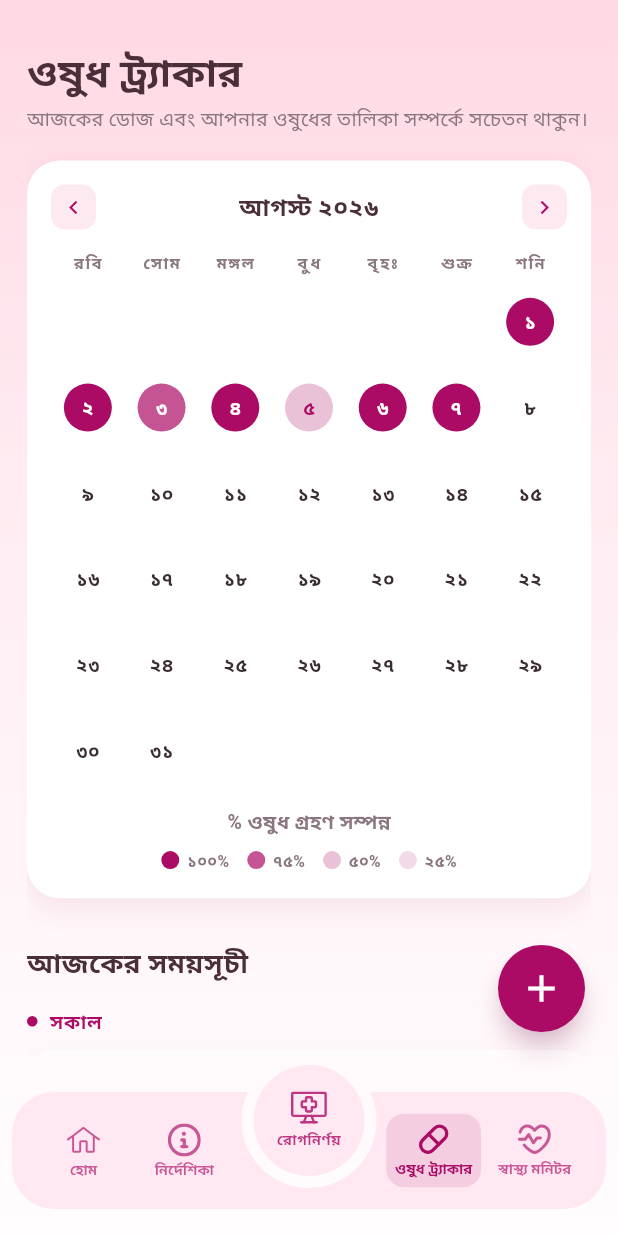
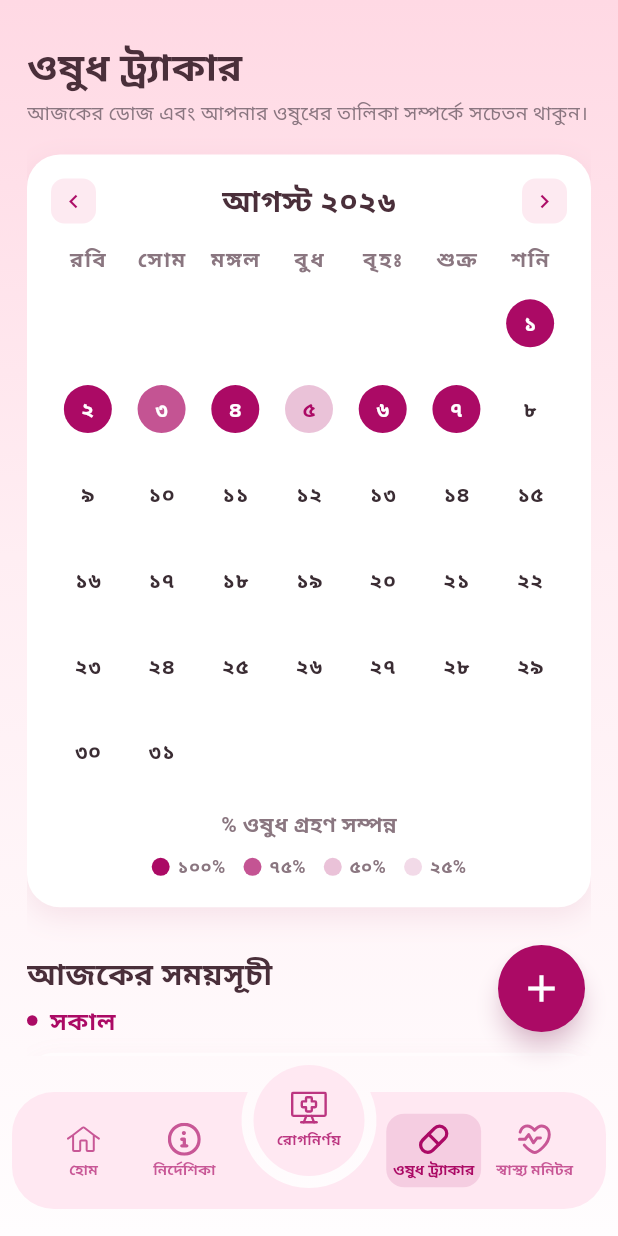
Before and after one commit to apt-install-alvi/Cradle, a Flutter app: the MedicationTrackerPage screen opened by its route, on a phone screen of 412 x 824 dp. Run offline on Flutter 3.47's test engine with Material 3 defaults, Android fonts, the phone set to English and light mode, and no system bars; our stand-ins replace flutter_svg, flutter_tts, google_fonts, image_picker, share_plus, shared_preferences; accounts and stored records are empty; Roboto replaces fonts that are missing (Gentium Book Plus).

Commit message:
Adjusted font size and padding throughout the app

```diff
--- a/frontend/cradle_app/lib/core/widgets/bottom_nav.dart
+++ b/frontend/cradle_app/lib/core/widgets/bottom_nav.dart
@@ -299,7 +299,6 @@ Widget build(BuildContext context) {
             duration: const Duration(milliseconds: 200),
             style: GoogleFonts.gentiumBookPlus(
               fontWeight: selected ? FontWeight.w800 : FontWeight.bold,
-              fontSize: 9.5,
               height: 1.1,
               color: selected
                   ? DashboardBottomNav.primaryPink
@@ -309,6 +308,7 @@ Widget build(BuildContext context) {
               label,
               textAlign: TextAlign.center,
               maxLines: 2,
+              style: GoogleFonts.gentiumBookPlus(fontSize: 10),
               overflow: TextOverflow.ellipsis,
             ),
           ),
--- a/frontend/cradle_app/lib/pages/education/widgets/article_card.dart
+++ b/frontend/cradle_app/lib/pages/education/widgets/article_card.dart
@@ -29,7 +29,7 @@ class ArticleCard extends StatelessWidget {
       elevation: 2,
       color: Colors.white,
       surfaceTintColor: Colors.transparent,
-      shadowColor: _accent.withValues(alpha: 0.1),
+      shadowColor: _accent.withValues(alpha: 0.4),
       shape: RoundedRectangleBorder(borderRadius: BorderRadius.circular(24)),
       child: InkWell(
         onTap: onTap,
--- a/frontend/cradle_app/lib/pages/medication_tracker/medication_tracker_page.dart
+++ b/frontend/cradle_app/lib/pages/medication_tracker/medication_tracker_page.dart
@@ -218,7 +218,7 @@ Future<void> _deleteMedication(Medication medication) async {
             child: Column(
               crossAxisAlignment: CrossAxisAlignment.start,
               children: [
-                const SizedBox(height: 24),
+                const SizedBox(height: 20),
                 Text(
                   isBangla ? 'ওষুধ ট্র্যাকার' : 'Medication Tracker',
                   style: AppText.headerTitle,
@@ -238,7 +238,7 @@ Future<void> _deleteMedication(Medication medication) async {
                 const SizedBox(height: 30),
                 Text(
                   isBangla ? "আজকের সময়সূচী" : "Today's Schedule",
-                  style: AppText.sectionHeading,
+                  style: AppText.sectionHeading.copyWith(fontSize: 20),
                 ),
                 if (morningDoses.isNotEmpty)
                   _DoseTimelineGroup(
@@ -261,7 +261,7 @@ Future<void> _deleteMedication(Medication medication) async {
                 const SizedBox(height: 6),
                 Text(
                   isBangla ? 'আমার ওষুধসমূহ' : 'My Medications',
-                  style: AppText.sectionHeading,
+                  style: AppText.sectionHeading.copyWith(fontSize: 20),
                 ),
                 const SizedBox(height: 12),
                 for (final med in _medications)
@@ -317,7 +317,7 @@ class _DoseTimelineGroup extends StatelessWidget {
         crossAxisAlignment: CrossAxisAlignment.start,
         children: [
           Padding(
-            padding: const EdgeInsets.only(top: 16, bottom: 10),
+            padding: const EdgeInsets.only(top: 4, bottom: 10),
             child: Row(
               children: [
                 Container(
@@ -332,7 +332,7 @@ class _DoseTimelineGroup extends StatelessWidget {
                 Text(
                   label.toUpperCase(),
                   style: TextStyle(
-                    fontSize: 12.5,
+                    fontSize: 16,
                     fontWeight: FontWeight.w800,
                     letterSpacing: 0.5,
                     color: DashboardBottomNav.primaryPink,
--- a/frontend/cradle_app/lib/pages/medication_tracker/widgets/adherence_calendar_card.dart
+++ b/frontend/cradle_app/lib/pages/medication_tracker/widgets/adherence_calendar_card.dart
@@ -116,7 +116,7 @@ class _AdherenceCalendarCardState extends State<AdherenceCalendarCard> {
               isBangla
                   ? '$monthName ${toBanglaDigits(_visibleMonth.year)}'
                   : '$monthName ${_visibleMonth.year}',
-              style: AppText.sectionHeading.copyWith(fontSize: 16),
+              style: AppText.sectionHeading.copyWith(fontSize: 20),
             ),
               _CalendarNavButton(
                 icon: Icons.chevron_right,
@@ -130,7 +130,7 @@ class _AdherenceCalendarCardState extends State<AdherenceCalendarCard> {
                 .map(
                   (d) => Expanded(
                     child: Center(
-                      child: Text(d, style: AppText.eyebrow.copyWith(fontSize: 10.5)),
+                      child: Text(d, style: AppText.eyebrow.copyWith(fontSize: 14)),
                     ),
                   ),
                 )
@@ -159,7 +159,7 @@ class _AdherenceCalendarCardState extends State<AdherenceCalendarCard> {
                 child: Text(
                     isBangla ? toBanglaDigits(day) : '$day',
                     style: TextStyle(
-                      fontSize: 12.5,
+                      fontSize: 14,
                       fontWeight: FontWeight.w700,
                       color: pct == null ? AppColors.ink : _textFor(pct),
                     ),
@@ -174,7 +174,7 @@ class _AdherenceCalendarCardState extends State<AdherenceCalendarCard> {
               Text(
                 isBangla ? '% ওষুধ গ্রহণ সম্পন্ন' : '% Medication Completed',
                 style: const TextStyle(
-                  fontSize: 13,
+                  fontSize: 14,
                   fontWeight: FontWeight.w700,
                   color: AppColors.muted,
                 ),
@@ -259,7 +259,7 @@ class _LegendItem extends StatelessWidget {
         const SizedBox(width: 5),
         Text(
           label,
-          style: const TextStyle(fontSize: 10.5, color: AppColors.muted, fontWeight: FontWeight.w600),
+          style: const TextStyle(fontSize: 12, color: AppColors.muted, fontWeight: FontWeight.w600),
         ),
       ],
     );
--- a/frontend/cradle_app/lib/pages/medication_tracker/widgets/dose_card.dart
+++ b/frontend/cradle_app/lib/pages/medication_tracker/widgets/dose_card.dart
@@ -44,6 +44,7 @@ class DoseCard extends StatelessWidget {
                     med.name,
                     style: AppText.cardLabel.copyWith(
                       decoration: taken ? TextDecoration.lineThrough : null,
+                      fontSize: 16
                     ),
                   ),
                   const SizedBox(height: 2),
@@ -51,7 +52,7 @@ class DoseCard extends StatelessWidget {
                     '${isBangla ? toBanglaDigits(med.formattedAmount) : med.formattedAmount} '
                     '${med.doseUnit} · '
                     '${isBangla ? toBanglaDigits(dose.time.format(context)) : dose.time.format(context)}',
-                    style: AppText.subtext,
+                    style: AppText.subtext.copyWith(fontSize: 14),
                   ),
                 ],
               ),
--- a/frontend/cradle_app/lib/pages/symptom_input/symptom_input_page.dart
+++ b/frontend/cradle_app/lib/pages/symptom_input/symptom_input_page.dart
@@ -114,7 +114,7 @@ void _onDone() {
               isBangla
                   ? 'যেগুলো প্রযোজ্য সবগুলো নির্বাচন করুন — পরে আরও বিস্তারিত যোগ করতে পারবেন।'
                   : 'Select all that apply — you can add details next.',
-              style: AppText.subtext,
+              style: AppText.subtext.copyWith(fontSize: 16),
             ),
             const SizedBox(height: 16),
             for (var i = 0; i < _batches.length; i++) ...[
```
Also changed, not shown: frontend/cradle_app/lib/pages/ai_risk_assessment/ai_risk_assessment_page.dart (+9 -6 lines), frontend/cradle_app/lib/pages/education/education_list_page.dart (+3 -5 lines), frontend/cradle_app/lib/pages/medication_tracker/widgets/add_medication_sheet.dart (+10 -10 lines), frontend/cradle_app/lib/pages/medication_tracker/widgets/medication_list_card.dart (+4 -4 lines).
